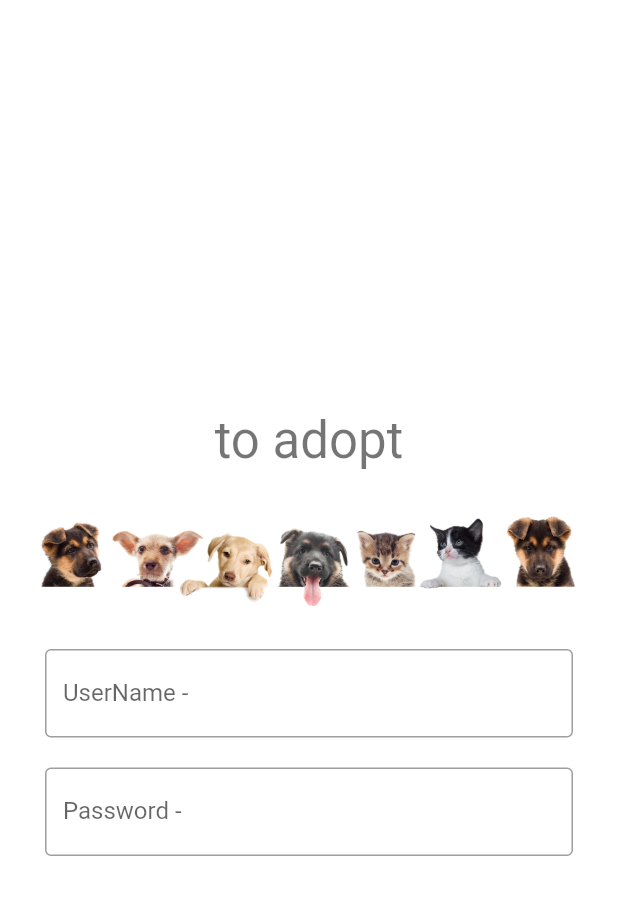
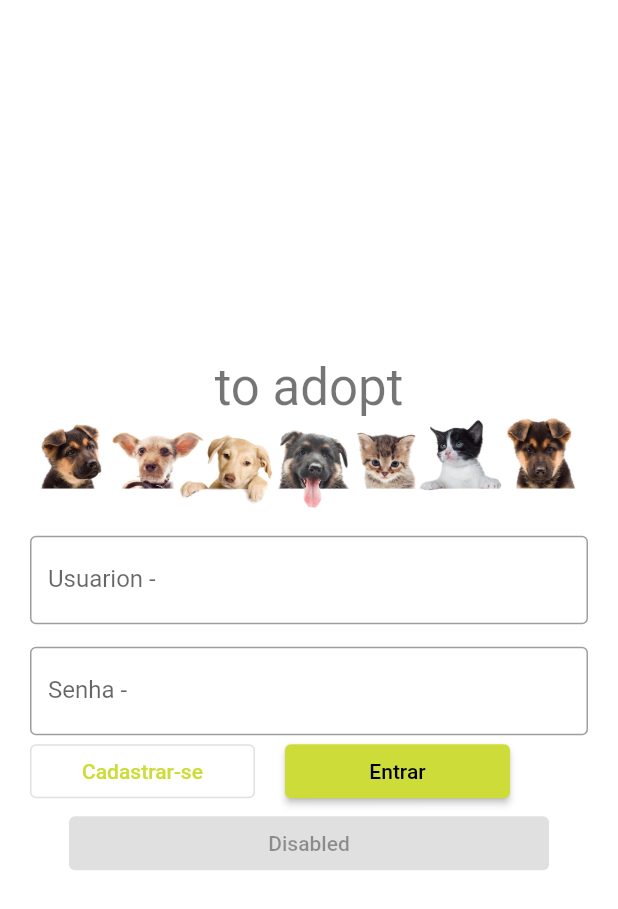
Before and after one commit to AmaroPSJunior/AppFlutter, a Flutter app: the screen it shows after launch, on a phone screen of 412 x 824 dp. Shown: the top 909 px of the screen. Run offline on Flutter 3.47's test engine with Material 2 defaults, Android fonts, the phone set to English and light mode, and no system bars.

```diff
--- a/lib/components/my_text_field.dart
+++ b/lib/components/my_text_field.dart
@@ -1,9 +1,11 @@
 import 'package:flutter/material.dart';
 
 class MyTextField extends StatefulWidget {
-  const MyTextField({required this.labelField, Key? key}) : super(key: key);
+  const MyTextField({required this.labelField, this.type = '', Key? key})
+      : super(key: key);
 
   final String labelField;
+  final String type;
 
   @override
   _MyTextFieldState createState() => _MyTextFieldState();
@@ -16,22 +18,15 @@ class _MyTextFieldState extends State<MyTextField> {
 
   @override
   Widget build(BuildContext context) {
-    return Column(
-      children: [
-        Container(
-          padding: const EdgeInsets.all(10),
-          child: TextField(
+    return TextField(
       decoration: InputDecoration(
         border: const OutlineInputBorder(),
         label: Text(widget.labelField + ' - ' + _imputVelue),
       ),
-            keyboardType: TextInputType.number,
+      keyboardType: TextInputType.text,
       onChanged: (value) {
         _setUserName(value);
       },
-          ),
-        ),
-      ],
     );
   }
 }
--- a/lib/pages/login.dart
+++ b/lib/pages/login.dart
@@ -1,7 +1,7 @@
 import 'package:flutter/material.dart';
 
-import 'package:flutter_application_1/components/logo.dart';
-import 'package:flutter_application_1/components/my_text_field.dart';
+import '/components/logo.dart';
+import '../components/my_alert.dart';
 
 class Login extends StatefulWidget {
   const Login({Key? key}) : super(key: key);
@@ -11,6 +11,30 @@ class Login extends StatefulWidget {
 }
 
 class _LoginState extends State<Login> {
+  String _userName = '';
+  String _password = '';
+
+  void _setUserName(data) => setState(() => _userName = data);
+  void _setPassword(data) => setState(() => _password = data);
+
+  void _showMyDialog({
+    required String title,
+    required String message,
+    String? textButtonClose,
+  }) async {
+    return showDialog(
+      context: context,
+      barrierDismissible: false,
+      builder: (BuildContext context) {
+        return MyAlert(
+          title: title,
+          message: message,
+          textButtonClose: textButtonClose,
+        );
+      },
+    );
+  }
+
   @override
   Widget build(BuildContext context) {
     return Scaffold(
@@ -20,21 +44,57 @@ class _LoginState extends State<Login> {
           padding: const EdgeInsets.all(20),
           child: Column(
             mainAxisAlignment: MainAxisAlignment.center,
-            children: <Widget>[
-              Padding(
-                padding: const EdgeInsets.all(30),
-                child: Text(
-                  'to adopt',
-                  style: Theme.of(context).textTheme.headline4,
+            children: [
+              Text('to adopt', style: Theme.of(context).textTheme.headline4),
+              const Logo(),
+              TextField(
+                decoration: InputDecoration(
+                  border: const OutlineInputBorder(),
+                  label: Text('Usuarion - ' + _userName),
+                ),
+                keyboardType: TextInputType.text,
+                onChanged: (value) => _setUserName(value),
+              ),
+              const SizedBox(height: 15),
+              TextField(
+                decoration: InputDecoration(
+                  border: const OutlineInputBorder(),
+                  label: Text('Senha - ' + _password),
+                ),
+                keyboardType: TextInputType.visiblePassword,
+                obscureText: true,
+                onChanged: (value) => _setPassword(value),
+              ),
+              Row(
+                children: [
+                  SizedBox(
+                    width: 150,
+                    child: OutlinedButton(
+                      child: const Text('Cadastrar-se'),
+                      onPressed: () => debugPrint('Teste amaro'),
+                    ),
+                  ),
+                  const SizedBox(width: 20),
+                  SizedBox(
+                    width: 150,
+                    child: ElevatedButton(
+                      child: const Text('Entrar'),
+                      onPressed: () => _showMyDialog(
+                        title: 'title',
+                        message: 'User: $_userName \nSenha: $_password',
+                        // textButtonClose: 'Fechar',
+                      ),
+                    ),
+                  ),
+                ],
+              ),
+              const SizedBox(
+                width: 320,
+                child: ElevatedButton(
+                  onPressed: null,
+                  child: Text('Disabled'),
                 ),
               ),
-              const Logo(),
-              const MyTextField(
-                labelField: 'UserName',
-              ),
-              const MyTextField(labelField: 'Password'),
-              // RaisedButton(onPressed: () {}),
-              // Button(onPressed: () {}),
             ],
           ),
         ),
@@ -42,5 +102,3 @@ class _LoginState extends State<Login> {
     );
   }
 }
-
-class Button {}
```
Also changed, not shown: lib/components/my_alert.dart (added, +36 -0 lines). Lines whose indentation alone changed are shown as unchanged.
